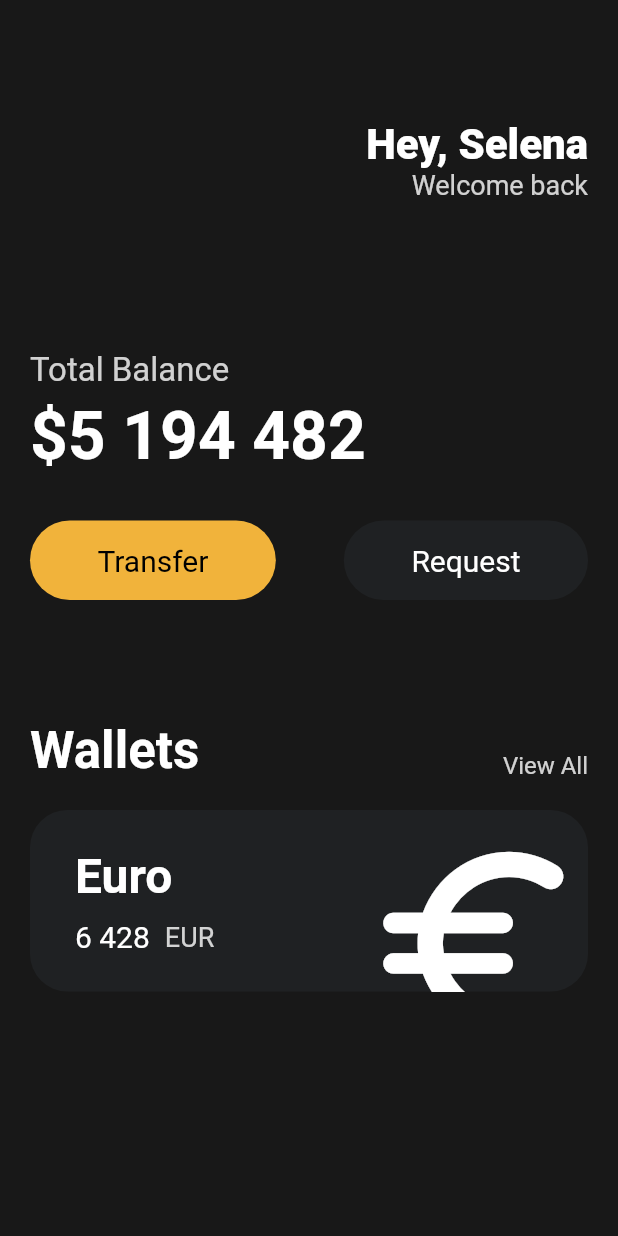
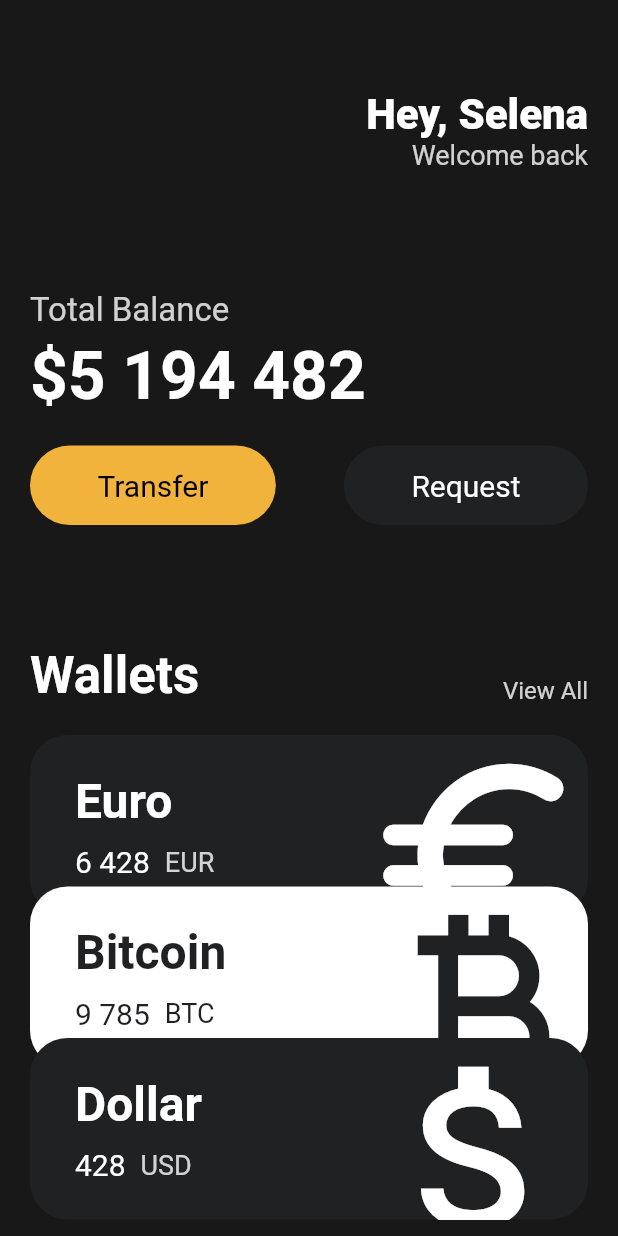
Before and after one commit to j-miiin/Flutter_Study_Nomad, a Flutter app: the screen it shows after launch, on a phone screen of 412 x 824 dp. Run offline on Flutter 3.47's test engine with Material 2 defaults, Android fonts, the phone set to English and light mode, and no system bars.

Commit message:
노마드 코더 Flutter 3.8 ~ 3.9 실습 및 코드챌린지 완성

```diff
--- a/exchange_rate_calculator/lib/main.dart
+++ b/exchange_rate_calculator/lib/main.dart
@@ -1,4 +1,5 @@
 import 'package:exchange_rate_calculator/widgets/button.dart';
+import 'package:exchange_rate_calculator/widgets/currency_card.dart';
 import 'package:flutter/material.dart';
 
 void main() {
@@ -13,13 +14,14 @@ class MyApp extends StatelessWidget {
     return MaterialApp(
       home: Scaffold(
         backgroundColor: Color(0xFF181818),
-        body: Padding(
+        body: SingleChildScrollView(
+          child: Padding(
             padding: const EdgeInsets.symmetric(horizontal: 20),
             child: Column(
               crossAxisAlignment: CrossAxisAlignment.start,
               children: [
                 SizedBox(
-                height: 80,
+                  height: 60,
                 ),
                 Row(
                   mainAxisAlignment: MainAxisAlignment.end,
@@ -37,14 +39,15 @@ class MyApp extends StatelessWidget {
                         Text(
                           'Welcome back',
                           style: TextStyle(
-                            color: Colors.white.withOpacity(0.8), fontSize: 18),
+                              color: Colors.white.withOpacity(0.8),
+                              fontSize: 18),
                         ),
                       ],
                     )
                   ],
                 ),
                 SizedBox(
-                height: 100,
+                  height: 80,
                 ),
                 Text(
                   'Total Balance',
@@ -65,7 +68,7 @@ class MyApp extends StatelessWidget {
                   ),
                 ),
                 SizedBox(
-                height: 30,
+                  height: 20,
                 ),
                 Row(
                   mainAxisAlignment: MainAxisAlignment.spaceBetween,
@@ -107,73 +110,32 @@ class MyApp extends StatelessWidget {
                 SizedBox(
                   height: 20,
                 ),
-              Container(
-                clipBehavior: Clip.hardEdge,
-                decoration: BoxDecoration(
-                  color: Color(0xFF1F2123),
-                  borderRadius: BorderRadius.circular(25),
+                CurrencyCard(
+                  name: 'Euro',
+                  code: 'EUR',
+                  amount: '6 428',
+                  icon: Icons.euro_rounded,
+                  isInverted: false,
+                  order: 1,
                 ),
-                child: Padding(
-                  padding: const EdgeInsets.symmetric(
-                    vertical: 25,
-                    horizontal: 30,
+                CurrencyCard(
+                  name: 'Bitcoin',
+                  code: 'BTC',
+                  amount: '9 785',
+                  icon: Icons.currency_bitcoin,
+                  isInverted: true,
+                  order: 2,
                 ),
-                  child: Row(
-                    mainAxisAlignment: MainAxisAlignment.spaceBetween,
-                    children: [
-                      Column(
-                        crossAxisAlignment: CrossAxisAlignment.start,
-                        children: [
-                          Text(
-                            'Euro',
-                            style: TextStyle(
-                              color: Colors.white,
-                              fontSize: 32,
-                              fontWeight: FontWeight.w600,
-                            ),
-                          ),
-                          SizedBox(
-                            height: 10,
-                          ),
-                          Row(
-                            children: [
-                              Text(
-                                '6 428',
-                                style: TextStyle(
-                                  color: Colors.white,
-                                  fontSize: 20,
-                                ),
-                              ),
-                              SizedBox(
-                                width: 10,
-                              ),
-                              Text(
-                                'EUR',
-                                style: TextStyle(
-                                  color: Colors.white.withOpacity(0.8),
-                                  fontSize: 18,
-                                ),
-                              ),
-                            ],
-                          )
-                        ],
-                      ),
-                      Transform.scale(
-                        scale: 2.8,
-                        child: Transform.translate(
-                          offset: Offset(-5, 10),
-                          child: Icon(
-                            Icons.euro_rounded,
-                            color: Colors.white,
-                            size: 58,
-                          ),
-                        ),
+                CurrencyCard(
+                  name: 'Dollar',
+                  code: 'USD',
+                  amount: '428',
+                  icon: Icons.attach_money_outlined,
+                  isInverted: false,
+                  order: 3,
                 ),
               ],
             ),
-                ),
-              ),
-            ],
           ),
         ),
       ),
--- /dev/null
+++ b/exchange_rate_calculator/lib/widgets/currency_card.dart
@@ -0,0 +1,95 @@
+import 'package:flutter/material.dart';
+
+class CurrencyCard extends StatelessWidget {
+  final String name, code, amount;
+  final IconData icon;
+  final bool isInverted;
+  final double order;
+
+  final blackColor = const Color(0xFF1F2123);
+
+  const CurrencyCard({
+    super.key,
+    required this.name,
+    required this.code,
+    required this.amount,
+    required this.icon,
+    required this.isInverted,
+    required this.order,
+  });
+
+  @override
+  Widget build(BuildContext context) {
+    return Transform.translate(
+      offset: Offset(0, (order - 1) * (-20)),
+      child: Container(
+        clipBehavior: Clip.hardEdge,
+        decoration: BoxDecoration(
+          color: isInverted ? Colors.white : blackColor,
+          borderRadius: BorderRadius.circular(25),
+        ),
+        child: Padding(
+          padding: const EdgeInsets.symmetric(
+            vertical: 25,
+            horizontal: 30,
+          ),
+          child: Row(
+            mainAxisAlignment: MainAxisAlignment.spaceBetween,
+            children: [
+              Column(
+                crossAxisAlignment: CrossAxisAlignment.start,
+                children: [
+                  Text(
+                    name,
+                    style: TextStyle(
+                      color: isInverted ? blackColor : Colors.white,
+                      fontSize: 32,
+                      fontWeight: FontWeight.w600,
+                    ),
+                  ),
+                  SizedBox(
+                    height: 10,
+                  ),
+                  Row(
+                    children: [
+                      Text(
+                        amount,
+                        style: TextStyle(
+                          color: isInverted ? blackColor : Colors.white,
+                          fontSize: 20,
+                        ),
+                      ),
+                      SizedBox(
+                        width: 10,
+                      ),
+                      Text(
+                        code,
+                        style: TextStyle(
+                          color: isInverted
+                              ? blackColor
+                              : Colors.white.withOpacity(0.8),
+                          fontSize: 18,
+                        ),
+                      ),
+                    ],
+                  )
+                ],
+              ),
+              Transform.scale(
+                scale: 2.8,
+                child: Transform.translate(
+                  offset: Offset(-5, 7),
+                  child: Icon(
+                    icon,
+                    color: isInverted ? blackColor : Colors.white,
+                    size: 58,
+                  ),
+                ),
+              ),
+            ],
+          ),
+        ),
+      ),
+    );
+  }
+}
```
Lines whose indentation alone changed are shown as unchanged.
